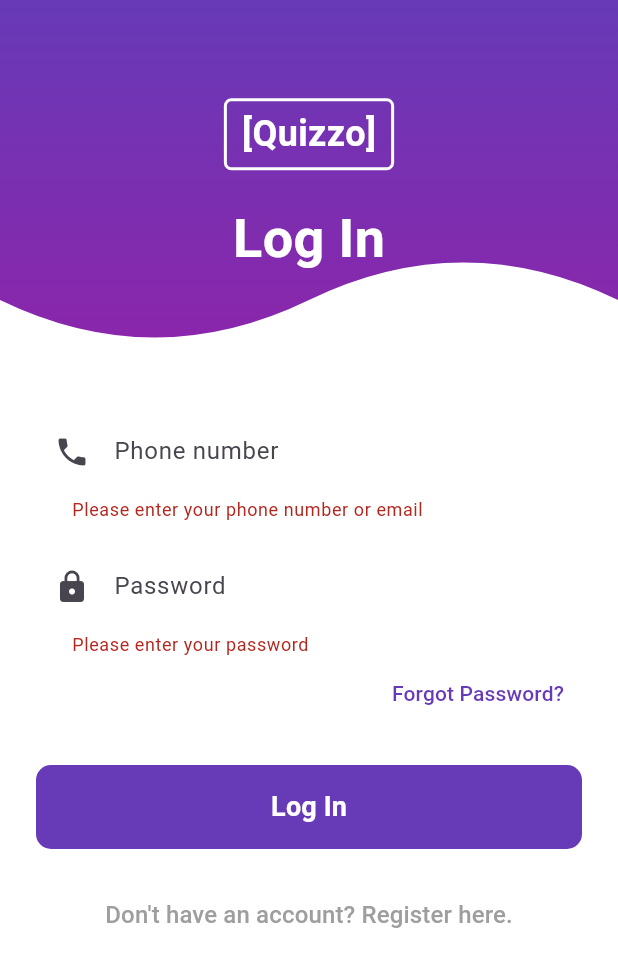
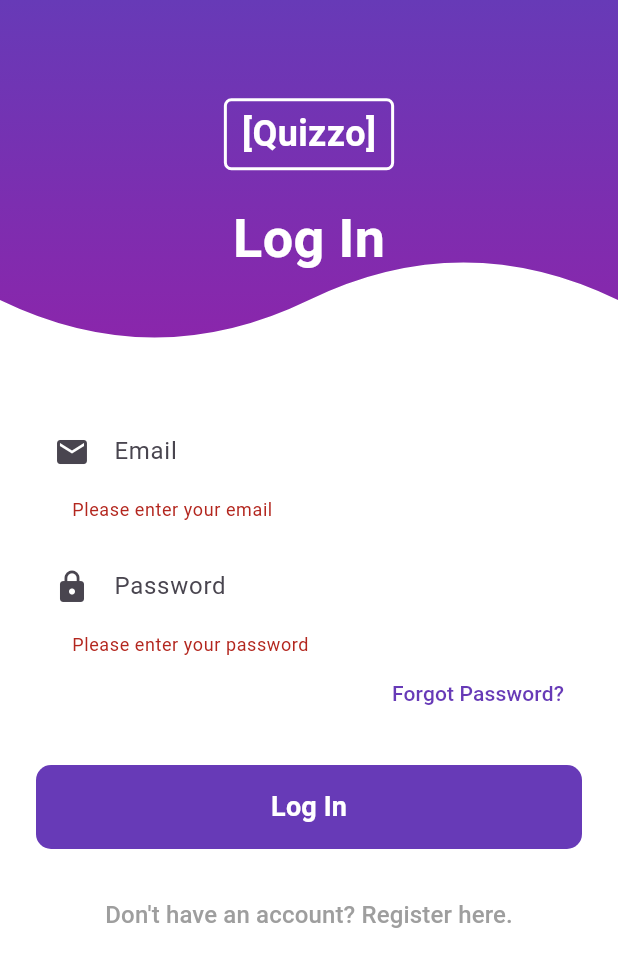
Before and after one commit to Humbert1234/quizo_app, a Flutter app: the screen it shows after launch, after a tap on "Log In", on a phone screen of 412 x 824 dp. Shown: the top 967 px of the screen. Run offline on Flutter 3.47's test engine with Material 3 defaults, Android fonts, the light colour scheme and no system bars; our stand-ins replace fl_chart, sqflite; accounts and stored records are empty.

Commit message:
updates the login page

```diff
--- a/lib/screens/login_screen.dart
+++ b/lib/screens/login_screen.dart
@@ -62,8 +62,8 @@ class _LoginScreenState extends State<LoginScreen> {
                     TextFormField(
                       controller: _emailController,
                       decoration: InputDecoration(
-                        hintText: 'Phone number',
-                        prefixIcon: const Icon(Icons.phone),
+                        hintText: 'Email',
+                        prefixIcon: const Icon(Icons.email),
                         filled: true,
                         fillColor: Colors.white,
                         border: OutlineInputBorder(
@@ -77,9 +77,11 @@ class _LoginScreenState extends State<LoginScreen> {
                       ),
                       validator: (value) {
                         if (value == null || value.isEmpty) {
-                          return 'Please enter your phone number or email';
+                          return 'Please enter your email';
                         }
-                        if (!value.contains('@') || !value.contains('.')) {
+                        if (!RegExp(
+                          r"^[a-zA-Z0-9.a-zA-Z0-9.!#$%&'*+-/=?^_`{|}~]+@[a-zA-Z0-9]+\.[a-zA-Z]+",
+                        ).hasMatch(value)) {
                           return 'Please enter a valid email address';
                         }
                         return null;
```
